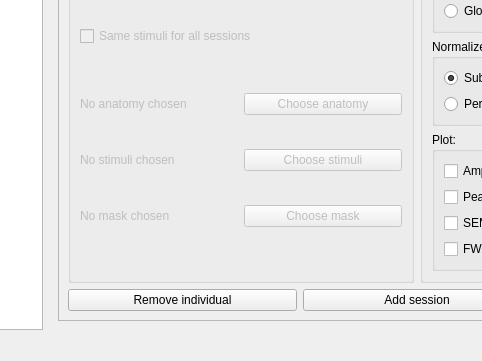
Qt form src/ui/mainwindow.ui (pfechd/jabe) before a commit; both pictures show x 306 to 788 and y 330 to 691 of the 1100 by 691 pixel window.
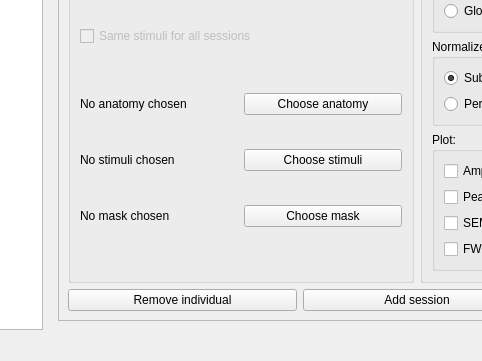
The same form after that commit. The open tabs and pages were chosen to show the change.

Commit message: Add support to load mask and stimuli on group level

```diff
--- a/src/ui/mainwindow.ui
+++ b/src/ui/mainwindow.ui
@@ -716,30 +716,30 @@
                   <property name="topMargin">
                    <number>0</number>
                   </property>
+                  <item row="1" column="1">
+                   <widget class="QPushButton" name="stimuli_btn_individual">
+                    <property name="enabled">
+                     <bool>true</bool>
+                    </property>
+                    <property name="text">
+                     <string>Choose stimuli</string>
+                    </property>
+                   </widget>
+                  </item>
                   <item row="0" column="1">
                    <widget class="QPushButton" name="anatomy_btn_individual">
                     <property name="enabled">
-                     <bool>false</bool>
+                     <bool>true</bool>
                     </property>
                     <property name="text">
                      <string>Choose anatomy</string>
                     </property>
                    </widget>
                   </item>
-                  <item row="1" column="1">
-                   <widget class="QPushButton" name="stimuli_btn_individual">
-                    <property name="enabled">
-                     <bool>false</bool>
-                    </property>
-                    <property name="text">
-                     <string>Choose stimuli</string>
-                    </property>
-                   </widget>
-                  </item>
                   <item row="2" column="0">
                    <widget class="QLabel" name="maskLabel_9">
                     <property name="enabled">
-                     <bool>false</bool>
+                     <bool>true</bool>
                     </property>
                     <property name="minimumSize">
                      <size>
@@ -761,7 +761,7 @@
                   <item row="2" column="1">
                    <widget class="QPushButton" name="mask_btn_individual">
                     <property name="enabled">
-                     <bool>false</bool>
+                     <bool>true</bool>
                     </property>
                     <property name="text">
                      <string>Choose mask</string>
@@ -771,7 +771,7 @@
                   <item row="1" column="0">
                    <widget class="QLabel" name="stimuliLabel_9">
                     <property name="enabled">
-                     <bool>false</bool>
+                     <bool>true</bool>
                     </property>
                     <property name="sizePolicy">
                      <sizepolicy hsizetype="Preferred" vsizetype="Minimum">
@@ -799,7 +799,7 @@
                   <item row="0" column="0">
                    <widget class="QLabel" name="brainLabel_9">
                     <property name="enabled">
-                     <bool>false</bool>
+                     <bool>true</bool>
                     </property>
                     <property name="sizePolicy">
                      <sizepolicy hsizetype="Preferred" vsizetype="Fixed">
```
Left out of the diff: 24 changed lines with no effect on the pictures. The commit also changes 2 other files.
